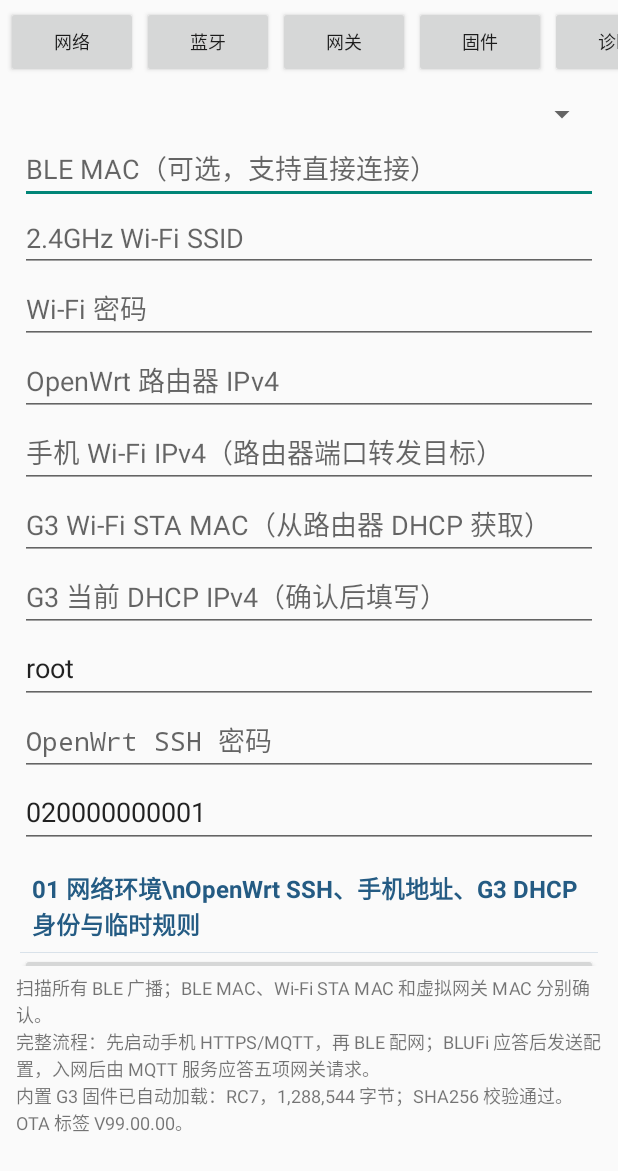
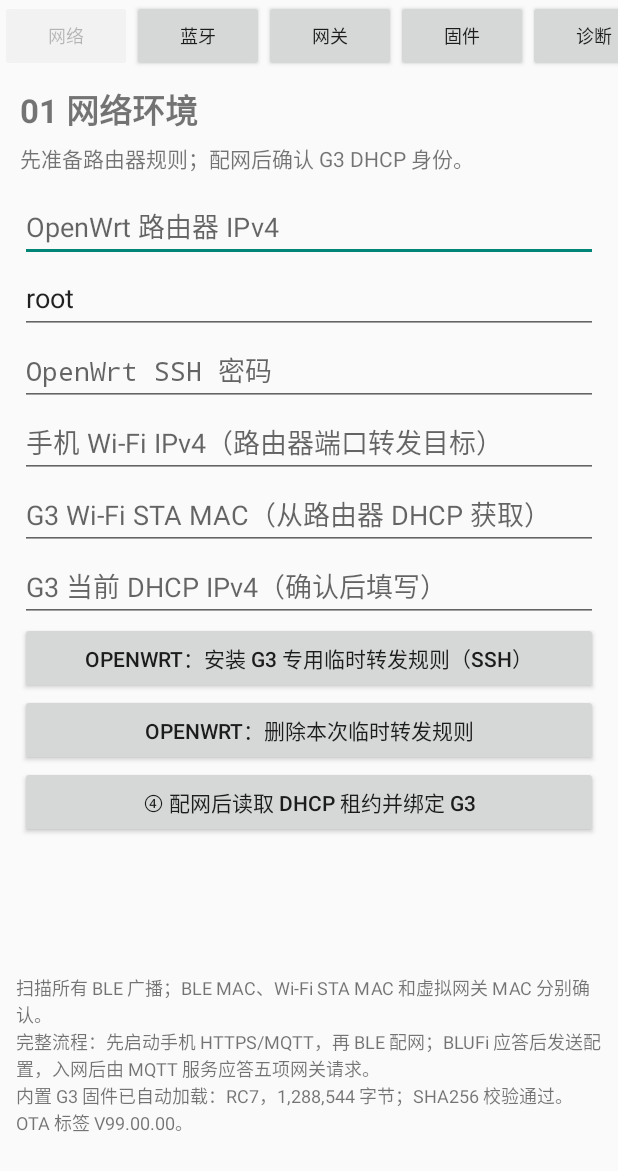
Before and after one commit to doa2011/daikin-g3-android, an Android app: the screen it shows after launch (MainActivity), on a phone screen of 412 x 824 dp. Shown: the top 1171 px of the screen. Run offline under Robolectric (Android 15) with nearby library versions, the phone set to English and light mode, and no system bars; pictures from the network do not load; 5 statements that could not run were skipped.

Commit message:
Separate migration controls into five persistent in-activity pages

```diff
--- a/app/src/main/java/io/github/doa2011/g3provision/MainActivity.kt
+++ b/app/src/main/java/io/github/doa2011/g3provision/MainActivity.kt
@@ -72,79 +72,86 @@ class MainActivity : Activity() {
     override fun onCreate(savedInstanceState: Bundle?) {
         super.onCreate(savedInstanceState)
         val root = LinearLayout(this).apply { orientation=LinearLayout.VERTICAL }
-        val layout = LinearLayout(this).apply { orientation=LinearLayout.VERTICAL; setPadding(20,12,20,12) }
-        fun field(h: String, initial: String = ""): EditText = EditText(this).apply { hint=h; setText(initial); layout.addView(this) }
-        selector = Spinner(this); layout.addView(selector)
-        val pageAnchors = linkedMapOf<String, TextView>()
-        fun section(key: String, title: String, subtitle: String) {
-            val heading = TextView(this).apply {
-                text = "$title\\n$subtitle"
-                textSize = 16f
-                setTypeface(typeface, android.graphics.Typeface.BOLD)
-                setPadding(12, 22, 12, 10)
-                setTextColor(0xff245b83.toInt())
-            }
-            pageAnchors[key] = heading
-            layout.addView(heading)
-            layout.addView(android.view.View(this).apply {
-                setBackgroundColor(0xffd9e2ea.toInt())
-            }, LinearLayout.LayoutParams(-1, (1 * resources.displayMetrics.density).toInt()))
-        }
-        bleAddress = field("BLE MAC（可选，支持直接连接）")
-        ssid = field("2.4GHz Wi-Fi SSID"); password = field("Wi-Fi 密码")
-        host = field("OpenWrt 路由器 IPv4", currentGatewayIpv4()); phoneIp = field("手机 Wi-Fi IPv4（路由器端口转发目标）", currentWifiIpv4()); deviceStaMac = field("G3 Wi-Fi STA MAC（从路由器 DHCP 获取）"); g3Ip = field("G3 当前 DHCP IPv4（确认后填写）"); sshUser = field("OpenWrt SSH 用户名", "root"); sshPassword = field("OpenWrt SSH 密码").apply { inputType = 129 }; mac = field("虚拟网关 MAC", "020000000001"); firmwareVersion = field("OTA 目标标签（内置 RC7：V99.00.00）", G3FirmwareValidator.BUNDLED_OTA_VERSION)
-        section("network", "01 网络环境", "OpenWrt SSH、手机地址、G3 DHCP 身份与临时规则")
-        layout.addView(Button(this).apply { text="OpenWrt：安装 G3 专用临时转发规则（SSH）"; setOnClickListener { installRouterSession() } })
-        layout.addView(Button(this).apply { text="OpenWrt：删除本次临时转发规则"; setOnClickListener { removeRouterSession() } })
-        layout.addView(Button(this).apply { text="④ 配网后读取 DHCP 租约并绑定 G3"; setOnClickListener { discoverAndBindG3() } })
-        section("gateway", "03 虚拟网关", "手机 HTTPS、DNS 与 MQTT 服务状态")
-        layout.addView(Button(this).apply { text="① 启动手机 HTTPS/MQTT 服务（配网前）"; setOnClickListener { startLocalHttps() } })
-        section("ble", "02 蓝牙配网", "扫描、连接、BLUFi 握手、Wi-Fi 配网与独立网关身份")
-        layout.addView(Button(this).apply { text="② 扫描 G3 BLE 设备"; setOnClickListener { scan() } })
-        layout.addView(Button(this).apply { text="连接扫描选中设备"; setOnClickListener { connect() } })
-        layout.addView(Button(this).apply { text="按 MAC 直接连接"; setOnClickListener { connectAddress() } })
-        layout.addView(Button(this).apply { text="重试 BLUFi 握手（读取版本）"; setOnClickListener { requestBlufiVersion(retry=true) } })
-        layout.addView(Button(this).apply { text="③ 发送 Wi-Fi 配网（不刷机）"; setOnClickListener { provision() } })
-        layout.addView(Button(this).apply { text="仅补发虚拟网关 MAC（已配网，短按网络键后连接）"; setOnClickListener { provision(gatewayOnly=true) } })
-        section("diagnostics", "05 实时诊断", "网关应答观察与 DNS、HTTPS、SSH、MQTT 诊断日志")
-        layout.addView(Button(this).apply { text="查看五项网关应答"; setOnClickListener { showGatewayAcks() } })
-        layout.addView(Button(this).apply { text="查看 MQTT 链路诊断（最近100条）"; setOnClickListener { showMqttDiagnostics() } })
-        section("firmware", "04 固件迁移", "固件选择、校验与受保护的 ESP32 OTA")
-        layout.addView(Button(this).apply { text="高级：手动选择其他 G3 raw 固件"; setOnClickListener { chooseFirmware() } })
-        layout.addView(Button(this).apply { text="触发 ESP32 OTA（严格检查后单次发送）"; setOnClickListener { triggerOta() } })
-        val contentScroll = ScrollView(this).apply {
-            isFillViewport=true
-            addView(layout)
-        }
-        val navigation = LinearLayout(this).apply {
-            orientation = LinearLayout.HORIZONTAL
-            setPadding(6, 6, 6, 6)
-        }
+        val pages = linkedMapOf<String, ScrollView>()
+        val navigation = LinearLayout(this).apply { orientation=LinearLayout.HORIZONTAL }
         val navScroll = HorizontalScrollView(this).apply {
-            isHorizontalScrollBarEnabled = false
+            isHorizontalScrollBarEnabled=false
             addView(navigation)
         }
-        listOf(
-            "network" to "网络",
-            "ble" to "蓝牙",
-            "gateway" to "网关",
-            "firmware" to "固件",
-            "diagnostics" to "诊断"
-        ).forEach { (key, label) ->
-            navigation.addView(Button(this).apply {
-                text = label
-                textSize = 12f
-                minWidth = 0
-                setPadding(12, 4, 12, 4)
-                setOnClickListener {
-                    pageAnchors[key]?.let { anchor ->
-                        contentScroll.post { contentScroll.smoothScrollTo(0, anchor.top) }
-                    }
-                }
-            }, LinearLayout.LayoutParams(-2, -2).apply { marginEnd = 4 })
+        val content = android.widget.FrameLayout(this)
+        fun createPage(key: String, title: String, subtitle: String): LinearLayout {
+            val page = LinearLayout(this).apply {
+                orientation=LinearLayout.VERTICAL
+                setPadding(20,12,20,12)
+                addView(TextView(this@MainActivity).apply {
+                    text=title
+                    textSize=22f
+                    setTypeface(typeface, android.graphics.Typeface.BOLD)
+                })
+                addView(TextView(this@MainActivity).apply { text=subtitle; setPadding(0,8,0,16) })
+            }
+            val scroll = ScrollView(this).apply { isFillViewport=true; addView(page) }
+            pages[key]=scroll
+            content.addView(scroll, android.widget.FrameLayout.LayoutParams(-1,-1))
+            return page
         }
-        root.addView(navScroll, LinearLayout.LayoutParams(-1, -2))
-        root.addView(contentScroll, LinearLayout.LayoutParams(-1, 0, 1f))
+        fun field(page: LinearLayout, h: String, initial: String = ""): EditText = EditText(this).apply {
+            hint=h; setText(initial); page.addView(this)
+        }
+        run {
+            val page=createPage("network","01 网络环境","先准备路由器规则；配网后确认 G3 DHCP 身份。")
+            host=field(page,"OpenWrt 路由器 IPv4",currentGatewayIpv4())
+            sshUser=field(page,"OpenWrt SSH 用户名","root")
+            sshPassword=field(page,"OpenWrt SSH 密码").apply { inputType=129 }
+            phoneIp=field(page,"手机 Wi-Fi IPv4（路由器端口转发目标）",currentWifiIpv4())
+            deviceStaMac=field(page,"G3 Wi-Fi STA MAC（从路由器 DHCP 获取）")
+            g3Ip=field(page,"G3 当前 DHCP IPv4（确认后填写）")
+        page.addView(Button(this).apply { text="OpenWrt：安装 G3 专用临时转发规则（SSH）"; setOnClickListener { installRouterSession() } })
+        page.addView(Button(this).apply { text="OpenWrt：删除本次临时转发规则"; setOnClickListener { removeRouterSession() } })
+        page.addView(Button(this).apply { text="④ 配网后读取 DHCP 租约并绑定 G3"; setOnClickListener { discoverAndBindG3() } })
+        }
+        run {
+            val page=createPage("ble","02 蓝牙配网","启动网关服务后扫描、连接并发送 Wi-Fi 配置。")
+            selector=Spinner(this); page.addView(selector)
+            bleAddress=field(page,"BLE MAC（可选，支持直接连接）")
+            ssid=field(page,"2.4GHz Wi-Fi SSID")
+            password=field(page,"Wi-Fi 密码").apply { inputType=129 }
+        page.addView(Button(this).apply { text="② 扫描 G3 BLE 设备"; setOnClickListener { scan() } })
+        page.addView(Button(this).apply { text="连接扫描选中设备"; setOnClickListener { connect() } })
+        page.addView(Button(this).apply { text="按 MAC 直接连接"; setOnClickListener { connectAddress() } })
+        page.addView(Button(this).apply { text="重试 BLUFi 握手（读取版本）"; setOnClickListener { requestBlufiVersion(retry=true) } })
+        page.addView(Button(this).apply { text="③ 发送 Wi-Fi 配网（不刷机）"; setOnClickListener { provision() } })
+        page.addView(Button(this).apply { text="仅补发虚拟网关 MAC（已配网，短按网络键后连接）"; setOnClickListener { provision(gatewayOnly=true) } })
+        }
+        run {
+            val page=createPage("gateway","03 虚拟网关","配网前启动服务；观察五项网关请求与应答。")
+            mac=field(page,"虚拟网关 MAC","020000000001")
+        page.addView(Button(this).apply { text="① 启动手机 HTTPS/MQTT 服务（配网前）"; setOnClickListener { startLocalHttps() } })
+        page.addView(Button(this).apply { text="查看五项网关应答"; setOnClickListener { showGatewayAcks() } })
+        }
+        run {
+            val page=createPage("firmware","04 固件迁移","仅在满足现有安全检查后触发 OTA。")
+            firmwareVersion=field(page,"OTA 目标标签（内置 RC7：V99.00.00）",G3FirmwareValidator.BUNDLED_OTA_VERSION)
+        page.addView(Button(this).apply { text="高级：手动选择其他 G3 raw 固件"; setOnClickListener { chooseFirmware() } })
+        page.addView(Button(this).apply { text="触发 ESP32 OTA（严格检查后单次发送）"; setOnClickListener { triggerOta() } })
+        }
+        run {
+            val page=createPage("diagnostics","05 实时诊断","查看网络与 MQTT 日志；下方保留操作反馈。")
+        page.addView(Button(this).apply { text="查看网络与 MQTT 实时诊断"; setOnClickListener { showMqttDiagnostics() } })
+        }
+        val navButtons=linkedMapOf<String,Button>()
+        fun selectPage(key: String) {
+            pages.forEach { (id, view) -> view.visibility=if(id==key) android.view.View.VISIBLE else android.view.View.GONE }
+            navButtons.forEach { (id, button) -> button.isEnabled=id!=key }
+        }
+        listOf("network" to "网络","ble" to "蓝牙","gateway" to "网关","firmware" to "固件","diagnostics" to "诊断").forEach { (key,label) ->
+            val button=Button(this).apply { text=label; textSize=12f; minWidth=0; setOnClickListener { selectPage(key) } }
+            navButtons[key]=button
+            navigation.addView(button,LinearLayout.LayoutParams(-2,-2))
+        }
+        selectPage("network")
+        root.addView(navScroll,LinearLayout.LayoutParams(-1,-2))
+        root.addView(content,LinearLayout.LayoutParams(-1,0,1f))
         output=TextView(this).apply { textSize=12f; setPadding(16,8,16,8) }
         root.addView(ScrollView(this).apply { addView(output) },
             LinearLayout.LayoutParams(-1,(180*resources.displayMetrics.density).toInt()))
```
